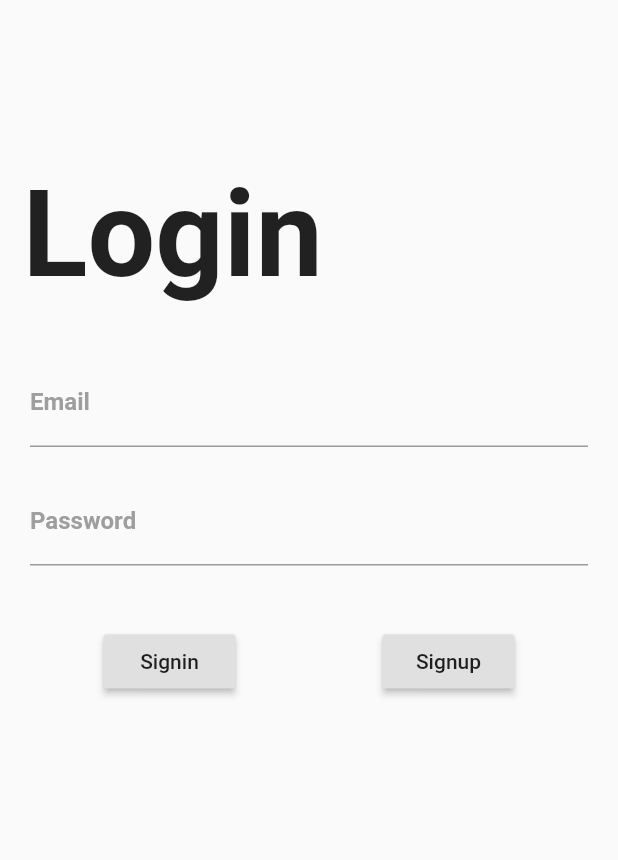
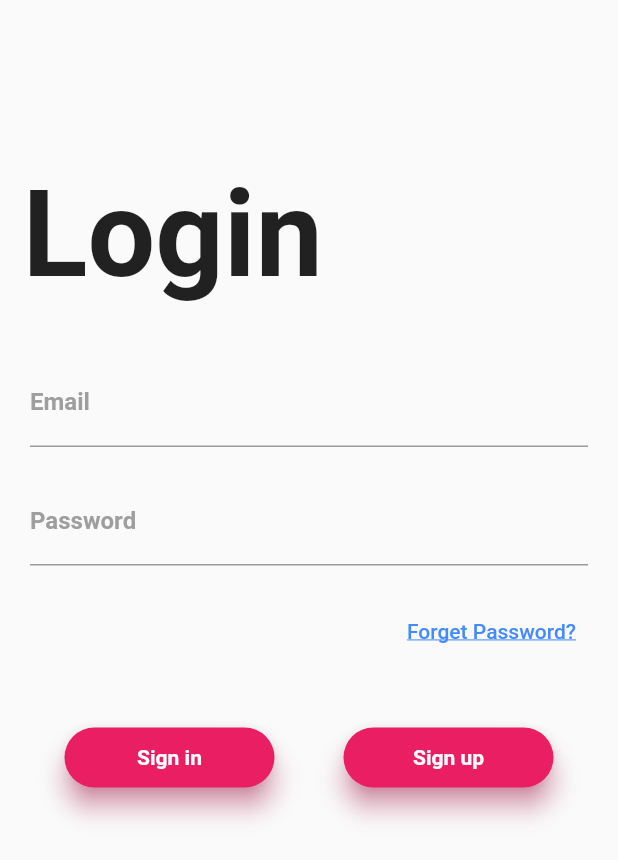
Before and after one commit to farizhw/MOBPROG-BookingFutsal, a Flutter app: the screen it shows after launch, on a phone screen of 412 x 824 dp. Shown: the top 860 px of the screen. Run offline on Flutter 3.47's test engine with Material 2 defaults, Android fonts, the phone set to English and light mode, and no system bars; our stand-ins replace date_time_picker, firebase_auth, firebase_core, flutter_spinkit; accounts and stored records are empty; Roboto replaces fonts that are missing (Montserrat).

Commit message:
pisan update

```diff
--- a/lib/loginreg/login.dart
+++ b/lib/loginreg/login.dart
@@ -1,3 +1,4 @@
+import 'package:app_fullen/loginreg/reset.dart';
 import 'package:app_fullen/loginreg/verify.dart';
 import 'package:firebase_auth/firebase_auth.dart';
 import 'package:flutter/material.dart';
@@ -67,12 +68,36 @@ class _LoginPageState extends State<LoginPage> {
                       });
                     },
                   ),
+                  SizedBox(height: 20.0),
+                  Row(
+                    mainAxisAlignment: MainAxisAlignment.end,
+                    children: [
+                      TextButton(
+                        child: Text(
+                          'Forget Password?',
+                          style: TextStyle(
+                              color: Colors.blueAccent,
+                              decoration: TextDecoration.underline),
+                        ),
+                        onPressed: () => Navigator.of(context).push(
+                            MaterialPageRoute(
+                                builder: (context) => ResetScreen())),
+                      )
+                    ],
+                  ),
                   SizedBox(height: 40.0),
                   Row(
                     mainAxisAlignment: MainAxisAlignment.spaceAround,
                     children: <Widget>[
-                        RaisedButton(
-                            child: Text('Signin'),
+                      Container(
+                        height: 40.0,
+                        width: 140.0,
+                        child: Material(
+                          borderRadius: BorderRadius.circular(20.0),
+                          shadowColor: Colors.pinkAccent,
+                          color: Colors.pink,
+                          elevation: 7.0,
+                          child: MaterialButton(
                             onPressed: () {
                               auth
                                   .signInWithEmailAndPassword(
@@ -82,9 +107,26 @@ class _LoginPageState extends State<LoginPage> {
                                     MaterialPageRoute(
                                         builder: (context) => HomePage()));
                               });
-                            }),
-                        RaisedButton(
-                          child: Text('Signup'),
+                            },
+                            child: Text(
+                              'Sign in',
+                              style: TextStyle(
+                                  color: Colors.white,
+                                  fontWeight: FontWeight.bold,
+                                  fontFamily: 'Montserrat'),
+                            ),
+                          ),
+                        ),
+                      ),
+                      Container(
+                        height: 40.0,
+                        width: 140.0,
+                        child: Material(
+                          borderRadius: BorderRadius.circular(20.0),
+                          shadowColor: Colors.pinkAccent,
+                          color: Colors.pink,
+                          elevation: 7.0,
+                          child: MaterialButton(
                             onPressed: () {
                               auth
                                   .createUserWithEmailAndPassword(
@@ -94,8 +136,18 @@ class _LoginPageState extends State<LoginPage> {
                                     builder: (context) => VerifyScreen()));
                               });
                             },
-                        )
-                      ]),
+                            child: Text(
+                              'Sign up',
+                              style: TextStyle(
+                                  color: Colors.white,
+                                  fontWeight: FontWeight.bold,
+                                  fontFamily: 'Montserrat'),
+                            ),
+                          ),
+                        ),
+                      ),
+                    ],
+                  ),
                 ],
               ),
             ),
--- a/lib/loginreg/verify.dart
+++ b/lib/loginreg/verify.dart
@@ -35,7 +35,7 @@ class _VerifyScreenState extends State<VerifyScreen> {
   Widget build(BuildContext context) {
     return Scaffold(
       body: Center(
-        child: Text('An email has been sent to ${user.email} please verify'),
+        child: Text('Email sudah dikirim ke ${user.email}'),
       ),
     );
   }
```
Lines whose indentation alone changed are shown as unchanged.
